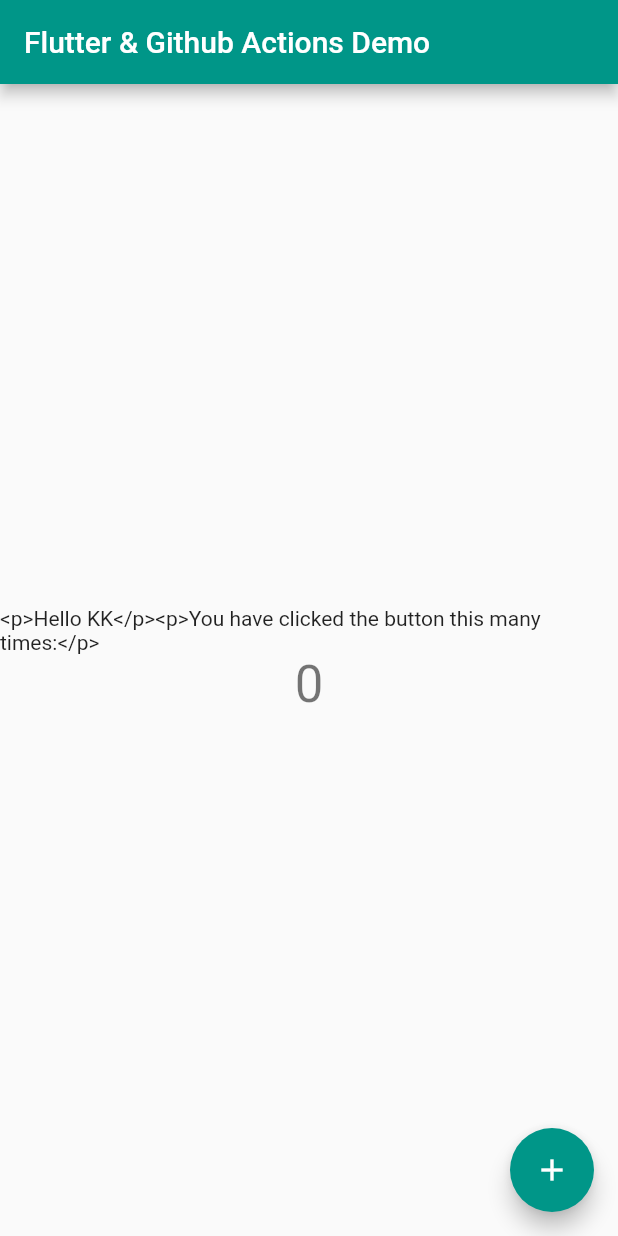
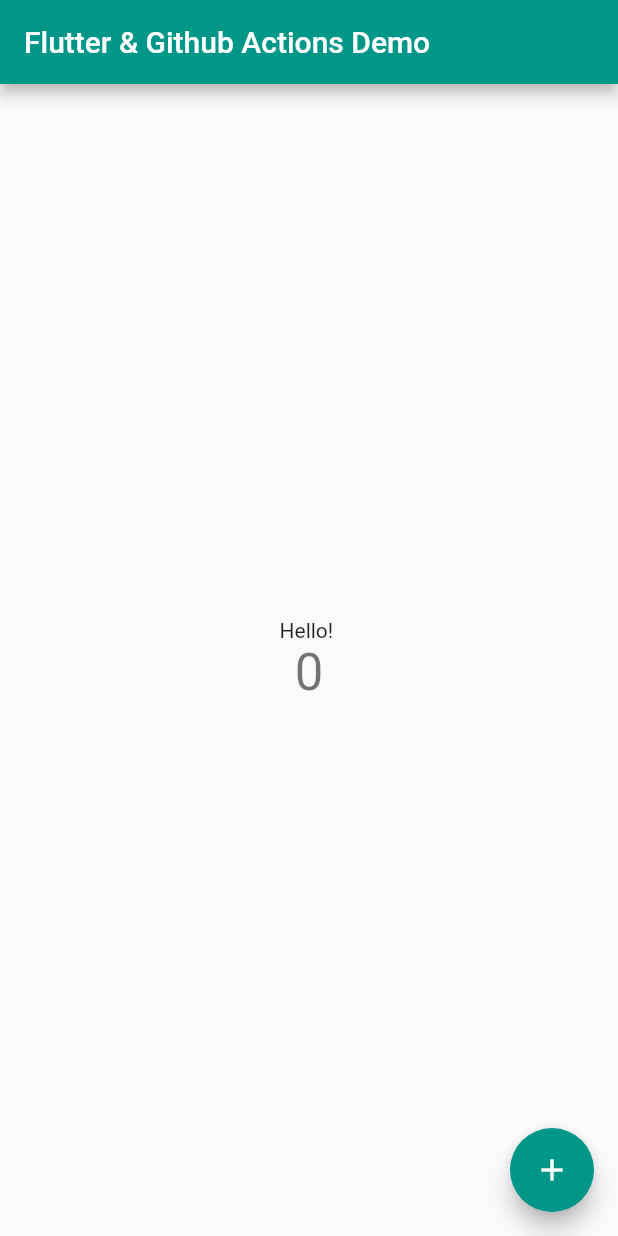
Before and after one commit to dragonballcapital/flutter_github_actions, a Flutter app: the screen it shows after launch, on a phone screen of 412 x 824 dp. Run offline on Flutter 3.47's test engine with Material 2 defaults, Android fonts, the phone set to English and light mode, and no system bars.

Commit message:
Update main.dart

```diff
--- a/lib/main.dart
+++ b/lib/main.dart
@@ -96,7 +96,7 @@
           mainAxisAlignment: MainAxisAlignment.center,
           children: <Widget>[
             const Text(
-              '<p>Hello KK</p><p>You have clicked the button this many times:</p>',
+              'Hello! ',
             ),
             Text(
               '$_counter',
```
